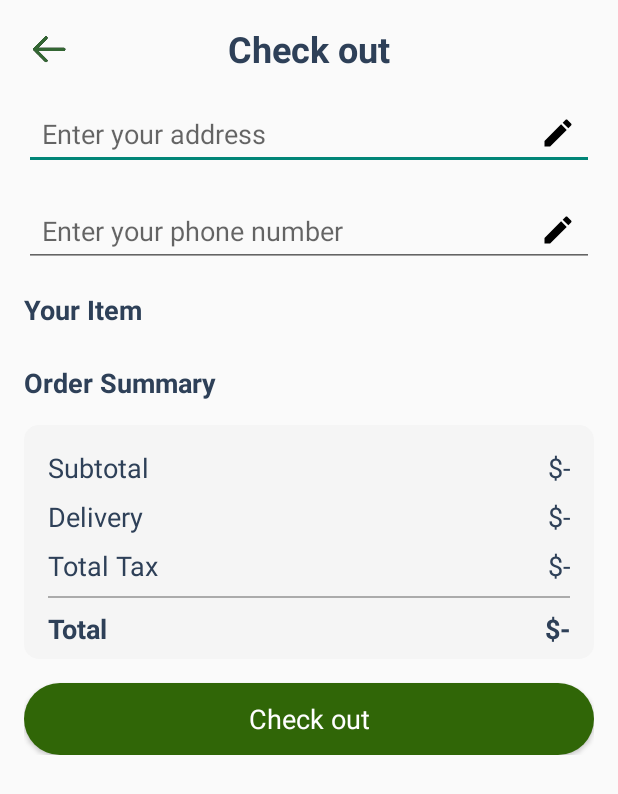
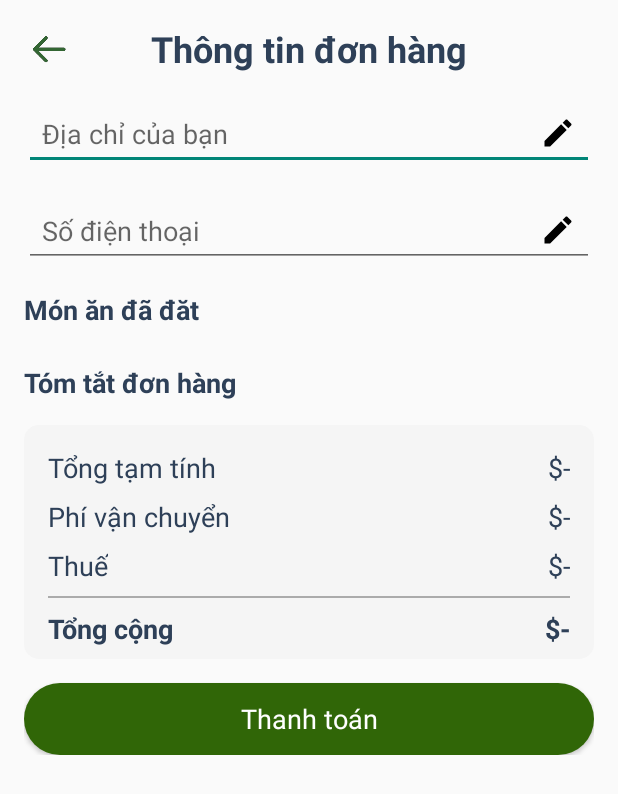
Before and after one commit to reiichan23/PRM391_Project, an Android app: the layout checkout.xml on its own in the app's theme, with its tools: preview values and no code run, on a phone screen of 412 x 824 dp. Shown: the top 794 px of the screen. Run offline under Robolectric (Android 15) with nearby library versions, the phone set to English and light mode, and no system bars.

Commit message:
update vietnamese

```diff
--- a/app/src/main/res/layout/activity_detail.xml
+++ b/app/src/main/res/layout/activity_detail.xml
@@ -69,7 +69,7 @@
                     android:layout_width="wrap_content"
                     android:layout_height="wrap_content"
                     android:layout_weight="1"
-                    android:text="title"
+                    android:text="Món"
                     android:textColor="@color/blue_grey"
                     android:textSize="20sp"
                     android:textStyle="bold" />
--- a/app/src/main/res/layout/activity_main.xml
+++ b/app/src/main/res/layout/activity_main.xml
@@ -170,12 +170,12 @@
             </androidx.constraintlayout.widget.ConstraintLayout>
 
             <TextView
-                android:layout_marginStart="16dp"
                 android:layout_width="match_parent"
                 android:layout_height="0dp"
+                android:layout_marginStart="16dp"
+                android:layout_marginTop="16dp"
                 android:layout_weight="1"
-                android:text="Phân loại"
-                android:layout_marginTop="16dp"
+                android:text="Hãy chọn món ăn bạn yêu thích"
                 android:textColor="@color/blue_grey"
                 android:textSize="24sp"
                 android:textStyle="bold" />
--- a/app/src/main/res/layout/checkout.xml
+++ b/app/src/main/res/layout/checkout.xml
@@ -33,7 +33,7 @@
                 android:id="@+id/textView11"
                 android:layout_width="match_parent"
                 android:layout_height="wrap_content"
-                android:text="Check out"
+                android:text="Thông tin đơn hàng"
                 android:textAlignment="center"
                 android:textColor="@color/blue_grey"
                 android:textSize="24sp"
@@ -45,22 +45,22 @@
                 android:layout_width="match_parent"
                 android:layout_height="wrap_content"
                 android:layout_marginTop="16dp"
-                android:hint="Enter your address"
+                android:drawableEnd="@drawable/edit"
+                android:hint="Địa chỉ của bạn"
                 android:inputType="textPostalAddress"
-                android:textColor="@color/black"
                 android:padding="12dp"
-                android:drawableEnd="@drawable/edit" />
+                android:textColor="@color/black" />
 
             <EditText
                 android:id="@+id/phoneEditText"
                 android:layout_width="match_parent"
                 android:layout_height="wrap_content"
                 android:layout_marginTop="16dp"
-                android:hint="Enter your phone number"
+                android:drawableEnd="@drawable/edit"
+                android:hint="Số điện thoại"
                 android:inputType="phone"
-                android:textColor="@color/black"
                 android:padding="12dp"
-                android:drawableEnd="@drawable/edit" />
+                android:textColor="@color/black" />
 
             <!-- Your Item TextView added here -->
             <TextView
@@ -69,7 +69,7 @@
                 android:layout_height="wrap_content"
                 android:layout_marginTop="16dp"
                 android:layout_marginBottom="8dp"
-                android:text="Your Item"
+                android:text="Món ăn đã đăt "
                 android:textColor="@color/blue_grey"
                 android:textSize="18sp"
                 android:textStyle="bold" />
@@ -85,7 +85,7 @@
                 android:layout_width="match_parent"
                 android:layout_height="wrap_content"
                 android:layout_marginTop="16dp"
-                android:text="Order Summary"
+                android:text="Tóm tắt đơn hàng"
                 android:textColor="@color/blue_grey"
                 android:textSize="18sp"
                 android:textStyle="bold" />
@@ -103,16 +103,17 @@
                     android:layout_height="wrap_content"
                     android:layout_marginStart="16dp"
                     android:layout_marginTop="16dp"
-                    android:text="Subtotal"
+                    android:text="Tổng tạm tính"
                     app:layout_constraintStart_toStartOf="parent"
                     app:layout_constraintTop_toTopOf="parent" />
+
                 <TextView
                     android:id="@+id/textView19"
                     style="@style/textStyle"
                     android:layout_width="wrap_content"
                     android:layout_height="wrap_content"
                     android:layout_marginTop="8dp"
-                    android:text="Delivery"
+                    android:text="Phí vận chuyển"
                     app:layout_constraintStart_toStartOf="@+id/textView17"
                     app:layout_constraintTop_toBottomOf="@+id/textView17" />
 
@@ -122,7 +123,7 @@
                     android:layout_width="wrap_content"
                     android:layout_height="wrap_content"
                     android:layout_marginTop="8dp"
-                    android:text="Total Tax"
+                    android:text="Thuế"
                     app:layout_constraintStart_toStartOf="@+id/textView19"
                     app:layout_constraintTop_toBottomOf="@+id/textView19" />
 
@@ -173,7 +174,7 @@
                     android:layout_width="wrap_content"
                     android:layout_height="wrap_content"
                     android:layout_marginTop="8dp"
-                    android:text="Total"
+                    android:text="Tổng cộng"
                     app:layout_constraintStart_toStartOf="@+id/textView21"
                     app:layout_constraintTop_toBottomOf="@+id/view4" />
 
@@ -189,6 +190,7 @@
                     app:layout_constraintEnd_toEndOf="parent"
                     app:layout_constraintTop_toTopOf="@+id/textView25" />
             </androidx.constraintlayout.widget.ConstraintLayout>
+
             <androidx.appcompat.widget.AppCompatButton
                 android:id="@+id/button2"
                 style="@android:style/Widget.Button"
@@ -196,7 +198,7 @@
                 android:layout_height="wrap_content"
                 android:layout_marginTop="16dp"
                 android:background="@drawable/red_button_background"
-                android:text="Check out"
+                android:text="Thanh toán"
                 android:textColor="@color/white"
                 android:textSize="18sp" />
         </LinearLayout>
```
